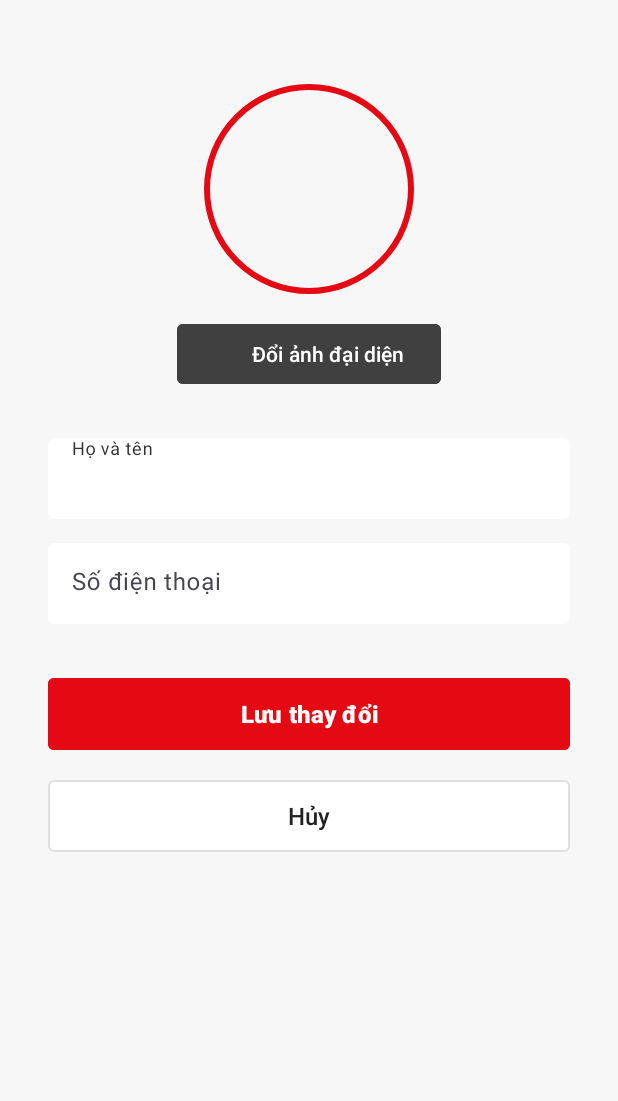
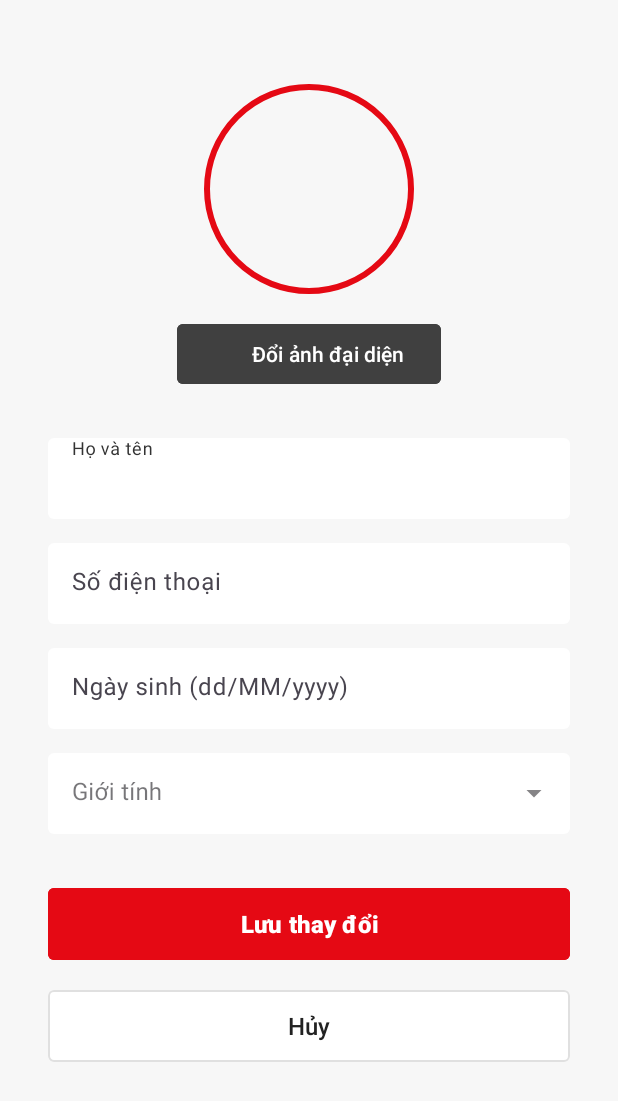
Before and after one commit to baongdqu/App_movie_booking_ticket, an Android app: the activities_3_edit_profile screen opened directly, with no data from a screen before it, on a phone screen of 412 x 824 dp. Shown: the top 1101 px of the screen. Run offline under Robolectric (Android 15) with nearby library versions, the phone set to English and light mode, and no system bars; our stand-ins replace CircleImageView, Firebase (no records; nobody signed in at launch, a user with empty details on screens opened directly); pictures from the network do not load; 6 statements that could not run were skipped.

Commit message:
feat: thêm trường thông tin ngày sinh và giới tính của 1 user.

```diff
--- a/app/src/main/java/com/example/app_movie_booking_ticket/activities_3_edit_profile.java
+++ b/app/src/main/java/com/example/app_movie_booking_ticket/activities_3_edit_profile.java
@@ -15,6 +15,9 @@ import android.widget.Toast;
 import androidx.annotation.NonNull;
 import androidx.appcompat.app.AppCompatActivity;
 
+import android.app.DatePickerDialog;
+import android.widget.ArrayAdapter;
+import android.widget.AutoCompleteTextView;
 import com.google.android.material.textfield.TextInputEditText;
 import com.google.firebase.auth.FirebaseAuth;
 import com.google.firebase.database.*;
@@ -23,6 +26,7 @@ import org.json.JSONObject;
 
 import java.io.ByteArrayOutputStream;
 import java.io.IOException;
+import java.util.Calendar;
 import java.util.HashMap;
 import java.util.Map;
 import java.util.Objects;
@@ -42,7 +46,8 @@ public class activities_3_edit_profile extends AppCompatActivity {
 
     private static final int PICK_IMAGE_REQUEST = 1001;
 
-    private TextInputEditText inputFullName, inputPhone;
+    private TextInputEditText inputFullName, inputPhone, inputDob;
+    private AutoCompleteTextView inputGender;
     private Button btnSave, btnCancel, btnChangeAvatar;
     private ImageView imgAvatar;
 
@@ -61,17 +66,23 @@ public class activities_3_edit_profile extends AppCompatActivity {
 
         inputFullName = findViewById(R.id.inputFullNameEdit);
         inputPhone = findViewById(R.id.inputPhoneEdit);
+        inputDob = findViewById(R.id.inputDobEdit);
+        inputGender = findViewById(R.id.inputGenderEdit);
         btnSave = findViewById(R.id.btnSaveProfile);
         btnCancel = findViewById(R.id.btnCancelProfile);
         btnChangeAvatar = findViewById(R.id.btnChangeAvatar);
         imgAvatar = findViewById(R.id.imgAvatar);
+
+        setupGenderDropdown();
+        setupDatePicker();
 
         mAuth = FirebaseAuth.getInstance();
         usersRef = FirebaseDatabase.getInstance().getReference("users");
         prefs = getSharedPreferences("UserPrefs", MODE_PRIVATE);
 
         String uid = prefs.getString("uid", null);
-        if (uid == null && mAuth.getCurrentUser() != null) uid = mAuth.getCurrentUser().getUid();
+        if (uid == null && mAuth.getCurrentUser() != null)
+            uid = mAuth.getCurrentUser().getUid();
         if (uid == null) {
             extra_sound_manager.playError(this);
             Toast.makeText(this, "Không xác định người dùng.", Toast.LENGTH_SHORT).show();
@@ -86,10 +97,16 @@ public class activities_3_edit_profile extends AppCompatActivity {
                 if (snapshot.exists()) {
                     String fullName = snapshot.child("fullName").getValue(String.class);
                     String phone = snapshot.child("phone").getValue(String.class);
+                    String dob = snapshot.child("dateOfBirth").getValue(String.class);
+                    String gender = snapshot.child("gender").getValue(String.class);
                     String avatarUrl = snapshot.child("avatarUrl").getValue(String.class);
 
                     inputFullName.setText(fullName != null ? fullName : "");
                     inputPhone.setText(phone != null ? phone : "");
+                    inputDob.setText(dob != null ? dob : "");
+                    if (gender != null) {
+                        inputGender.setText(gender, false);
+                    }
 
                     if (avatarUrl == null || avatarUrl.isEmpty()) {
                         Map<String, Object> defaultAvatar = new HashMap<>();
@@ -98,10 +115,14 @@ public class activities_3_edit_profile extends AppCompatActivity {
                                 .addOnCompleteListener(task -> {
                                     if (task.isSuccessful()) {
                                         extra_sound_manager.playSuccess(activities_3_edit_profile.this);
-                                        Toast.makeText(activities_3_edit_profile.this, "Đã gán avatar mặc định.", Toast.LENGTH_SHORT).show();
+                                        Toast.makeText(activities_3_edit_profile.this, "Đã gán avatar mặc định.",
+                                                Toast.LENGTH_SHORT).show();
                                     } else {
                                         extra_sound_manager.playError(activities_3_edit_profile.this);
-                                        Toast.makeText(activities_3_edit_profile.this, "Không thể cập nhật avatar mặc định: " + Objects.requireNonNull(task.getException()).getMessage(), Toast.LENGTH_LONG).show();
+                                        Toast.makeText(activities_3_edit_profile.this,
+                                                "Không thể cập nhật avatar mặc định: "
+                                                        + Objects.requireNonNull(task.getException()).getMessage(),
+                                                Toast.LENGTH_LONG).show();
                                     }
                                 });
                         avatarUrl = DEFAULT_AVATAR_URL;
@@ -119,14 +140,16 @@ public class activities_3_edit_profile extends AppCompatActivity {
                     }
                 } else {
                     extra_sound_manager.playError(activities_3_edit_profile.this);
-                    Toast.makeText(activities_3_edit_profile.this, "Không tìm thấy dữ liệu người dùng!", Toast.LENGTH_SHORT).show();
+                    Toast.makeText(activities_3_edit_profile.this, "Không tìm thấy dữ liệu người dùng!",
+                            Toast.LENGTH_SHORT).show();
                 }
             }
 
             @Override
             public void onCancelled(@NonNull DatabaseError error) {
                 extra_sound_manager.playError(activities_3_edit_profile.this);
-                Toast.makeText(activities_3_edit_profile.this, "Lỗi tải dữ liệu: " + error.getMessage(), Toast.LENGTH_SHORT).show();
+                Toast.makeText(activities_3_edit_profile.this, "Lỗi tải dữ liệu: " + error.getMessage(),
+                        Toast.LENGTH_SHORT).show();
             }
         });
 
@@ -150,6 +173,8 @@ public class activities_3_edit_profile extends AppCompatActivity {
             extra_sound_manager.playUiClick(this);
             String newName = Objects.requireNonNull(inputFullName.getText()).toString().trim();
             String newPhone = Objects.requireNonNull(inputPhone.getText()).toString().trim();
+            String newDob = Objects.requireNonNull(inputDob.getText()).toString().trim();
+            String newGender = inputGender.getText().toString().trim();
 
             if (TextUtils.isEmpty(newName)) {
                 extra_sound_manager.playError(this);
@@ -160,6 +185,8 @@ public class activities_3_edit_profile extends AppCompatActivity {
             Map<String, Object> updates = new HashMap<>();
             updates.put("fullName", newName);
             updates.put("phone", newPhone);
+            updates.put("dateOfBirth", newDob);
+            updates.put("gender", newGender);
 
             if (selectedImageUri != null) {
                 uploadToImgBB(selectedImageUri, finalUid, updates);
@@ -173,7 +200,9 @@ public class activities_3_edit_profile extends AppCompatActivity {
                                 finish();
                             } else {
                                 extra_sound_manager.playError(this);
-                                Toast.makeText(this, "Lỗi cập nhật: " + Objects.requireNonNull(task.getException()).getMessage(), Toast.LENGTH_LONG).show();
+                                Toast.makeText(this,
+                                        "Lỗi cập nhật: " + Objects.requireNonNull(task.getException()).getMessage(),
+                                        Toast.LENGTH_LONG).show();
                             }
                         });
             }
@@ -182,6 +211,44 @@ public class activities_3_edit_profile extends AppCompatActivity {
         btnCancel.setOnClickListener(v -> {
             extra_sound_manager.playUiClick(this);
             finish();
+        });
+    }
+
+    private void setupGenderDropdown() {
+        String[] genders = new String[] { "Nam", "Nữ", "Khác" };
+        ArrayAdapter<String> adapter = new ArrayAdapter<>(this, android.R.layout.simple_dropdown_item_1line, genders);
+        inputGender.setAdapter(adapter);
+    }
+
+    private void setupDatePicker() {
+        inputDob.setOnClickListener(v -> {
+            Calendar calendar = Calendar.getInstance();
+            int year = calendar.get(Calendar.YEAR);
+            int month = calendar.get(Calendar.MONTH);
+            int day = calendar.get(Calendar.DAY_OF_MONTH);
+
+            String currentDob = Objects.requireNonNull(inputDob.getText()).toString();
+            if (!currentDob.isEmpty()) {
+                try {
+                    String[] parts = currentDob.split("/");
+                    if (parts.length == 3) {
+                        day = Integer.parseInt(parts[0]);
+                        month = Integer.parseInt(parts[1]) - 1;
+                        year = Integer.parseInt(parts[2]);
+                    }
+                } catch (NumberFormatException e) {
+                    e.printStackTrace();
+                }
+            }
+
+            DatePickerDialog datePickerDialog = new DatePickerDialog(
+                    this,
+                    (view, selectedYear, selectedMonth, selectedDay) -> {
+                        String date = String.format("%02d/%02d/%d", selectedDay, selectedMonth + 1, selectedYear);
+                        inputDob.setText(date);
+                    },
+                    year, month, day);
+            datePickerDialog.show();
         });
     }
 
@@ -201,13 +268,15 @@ public class activities_3_edit_profile extends AppCompatActivity {
             int width = original.getWidth();
             int height = original.getHeight();
             float scale = Math.min(1f, (float) maxDim / Math.max(width, height));
-            Bitmap scaled = Bitmap.createScaledBitmap(original, Math.max(1, (int)(width * scale)), Math.max(1, (int)(height * scale)), true);
+            Bitmap scaled = Bitmap.createScaledBitmap(original, Math.max(1, (int) (width * scale)),
+                    Math.max(1, (int) (height * scale)), true);
 
             ByteArrayOutputStream baos = new ByteArrayOutputStream();
             scaled.compress(Bitmap.CompressFormat.JPEG, 80, baos);
             String encodedImage = Base64.encodeToString(baos.toByteArray(), Base64.NO_WRAP);
 
-            OkHttpClient client = new OkHttpClient.Builder().callTimeout(60, java.util.concurrent.TimeUnit.SECONDS).build();
+            OkHttpClient client = new OkHttpClient.Builder().callTimeout(60, java.util.concurrent.TimeUnit.SECONDS)
+                    .build();
 
             RequestBody formBody = new MultipartBody.Builder()
                     .setType(MultipartBody.FORM)
@@ -218,44 +287,57 @@ public class activities_3_edit_profile extends AppCompatActivity {
             Request request = new Request.Builder().url("https://api.imgbb.com/1/upload").post(formBody).build();
 
             client.newCall(request).enqueue(new Callback() {
-                @Override public void onFailure(@NonNull Call call, @NonNull IOException e) {
+                @Override
+                public void onFailure(@NonNull Call call, @NonNull IOException e) {
                     runOnUiThread(() -> {
                         extra_sound_manager.playError(activities_3_edit_profile.this);
-                        Toast.makeText(activities_3_edit_profile.this, "Lỗi upload ảnh: " + e.getMessage(), Toast.LENGTH_LONG).show();
+                        Toast.makeText(activities_3_edit_profile.this, "Lỗi upload ảnh: " + e.getMessage(),
+                                Toast.LENGTH_LONG).show();
                     });
                     Log.e("IMGBB_UPLOAD", "onFailure", e);
                 }
-                @Override public void onResponse(@NonNull Call call, @NonNull Response response) {
+
+                @Override
+                public void onResponse(@NonNull Call call, @NonNull Response response) {
                     try {
                         final String respStr = response.body() != null ? response.body().string() : "";
                         if (response.isSuccessful()) {
                             JSONObject obj = new JSONObject(respStr);
                             String imageUrl = obj.getJSONObject("data").getString("url");
                             updates.put("avatarUrl", imageUrl);
-                            usersRef.child(uid).updateChildren(updates).addOnCompleteListener(task -> runOnUiThread(() -> {
+                            usersRef.child(uid).updateChildren(updates)
+                                    .addOnCompleteListener(task -> runOnUiThread(() -> {
                                         if (task.isSuccessful()) {
                                             extra_sound_manager.playSuccess(activities_3_edit_profile.this);
-                                    Toast.makeText(activities_3_edit_profile.this, "Cập nhật hồ sơ thành công!", Toast.LENGTH_SHORT).show();
+                                            Toast.makeText(activities_3_edit_profile.this, "Cập nhật hồ sơ thành công!",
+                                                    Toast.LENGTH_SHORT).show();
                                             finish();
                                         } else {
                                             extra_sound_manager.playError(activities_3_edit_profile.this);
-                                    Toast.makeText(activities_3_edit_profile.this, "Lỗi lưu DB: " + Objects.requireNonNull(task.getException()).getMessage(), Toast.LENGTH_LONG).show();
+                                            Toast.makeText(activities_3_edit_profile.this,
+                                                    "Lỗi lưu DB: "
+                                                            + Objects.requireNonNull(task.getException()).getMessage(),
+                                                    Toast.LENGTH_LONG).show();
                                         }
                                     }));
                         } else {
                             runOnUiThread(() -> {
                                 extra_sound_manager.playError(activities_3_edit_profile.this);
-                                Toast.makeText(activities_3_edit_profile.this, "Upload thất bại (" + response.code() + "): " + respStr, Toast.LENGTH_LONG).show();
+                                Toast.makeText(activities_3_edit_profile.this,
+                                        "Upload thất bại (" + response.code() + "): " + respStr, Toast.LENGTH_LONG)
+                                        .show();
                             });
                         }
                     } catch (Exception ex) {
                         runOnUiThread(() -> {
                             extra_sound_manager.playError(activities_3_edit_profile.this);
-                            Toast.makeText(activities_3_edit_profile.this, "Lỗi xử lý phản hồi upload: " + ex.getMessage(), Toast.LENGTH_LONG).show();
+                            Toast.makeText(activities_3_edit_profile.this,
+                                    "Lỗi xử lý phản hồi upload: " + ex.getMessage(), Toast.LENGTH_LONG).show();
                         });
                         Log.e("IMGBB_UPLOAD", "parse error", ex);
                     } finally {
-                        if (response.body() != null) response.body().close();
+                        if (response.body() != null)
+                            response.body().close();
                     }
                 }
             });
--- a/app/src/main/res/layout/layouts_3_edit_profile.xml
+++ b/app/src/main/res/layout/layouts_3_edit_profile.xml
@@ -109,6 +109,65 @@
         </com.google.android.material.textfield.TextInputLayout>
 
         <!-- ========================= -->
+        <!-- Ô NHẬP NGÀY SINH -->
+        <!-- ========================= -->
+        <com.google.android.material.textfield.TextInputLayout
+            android:layout_width="match_parent"
+            android:layout_height="wrap_content"
+            android:hint="Ngày sinh (dd/MM/yyyy)"
+            android:layout_marginTop="16dp"
+            app:hintTextColor="@color/text_secondary"
+            app:boxBackgroundMode="filled"
+            app:boxBackgroundColor="@color/card_background"
+            app:boxCornerRadiusBottomEnd="4dp"
+            app:boxCornerRadiusBottomStart="4dp"
+            app:boxCornerRadiusTopEnd="4dp"
+            app:boxCornerRadiusTopStart="4dp"
+            app:boxStrokeWidth="0dp"
+            app:boxStrokeWidthFocused="0dp">
+
+            <com.google.android.material.textfield.TextInputEditText
+                android:id="@+id/inputDobEdit"
+                android:layout_width="match_parent"
+                android:layout_height="wrap_content"
+                android:inputType="date"
+                android:focusable="false"
+                android:clickable="true"
+                android:textColor="@color/text_primary"
+                android:textColorHint="@color/text_secondary"
+                android:textSize="16sp"
+                android:paddingVertical="16dp" />
+        </com.google.android.material.textfield.TextInputLayout>
+
+        <!-- ========================= -->
+        <!-- Ô CHỌN GIỚI TÍNH -->
+        <!-- ========================= -->
+        <com.google.android.material.textfield.TextInputLayout
+            android:layout_width="match_parent"
+            android:layout_height="wrap_content"
+            android:hint="Giới tính"
+            android:layout_marginTop="16dp"
+            app:hintTextColor="@color/text_secondary"
+            style="@style/Widget.MaterialComponents.TextInputLayout.FilledBox.ExposedDropdownMenu"
+            app:boxBackgroundColor="@color/card_background"
+            app:boxCornerRadiusBottomEnd="4dp"
+            app:boxCornerRadiusBottomStart="4dp"
+            app:boxCornerRadiusTopEnd="4dp"
+            app:boxCornerRadiusTopStart="4dp"
+            app:boxStrokeWidth="0dp"
+            app:boxStrokeWidthFocused="0dp">
+
+            <AutoCompleteTextView
+                android:id="@+id/inputGenderEdit"
+                android:layout_width="match_parent"
+                android:layout_height="wrap_content"
+                android:inputType="none"
+                android:textColor="@color/text_primary"
+                android:textSize="16sp"
+                android:paddingVertical="16dp" />
+        </com.google.android.material.textfield.TextInputLayout>
+
+        <!-- ========================= -->
         <!-- NÚT LƯU THÔNG TIN -->
         <!-- ========================= -->
         <com.google.android.material.button.MaterialButton
```
Also changed, not shown: app/src/main/java/com/example/app_movie_booking_ticket/activities_1_signup.java (+13 -6 lines), app/src/main/java/com/example/app_movie_booking_ticket/extra_user.java (+12 -3 lines). Lines whose indentation alone changed are shown as unchanged.
